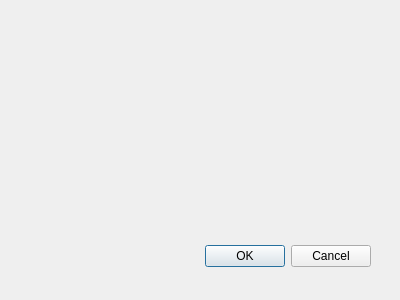
The window that Datasets/inputdatatextfile.ui (arkygeek/DataRanking) describes before a commit, drawn with Qt 5.
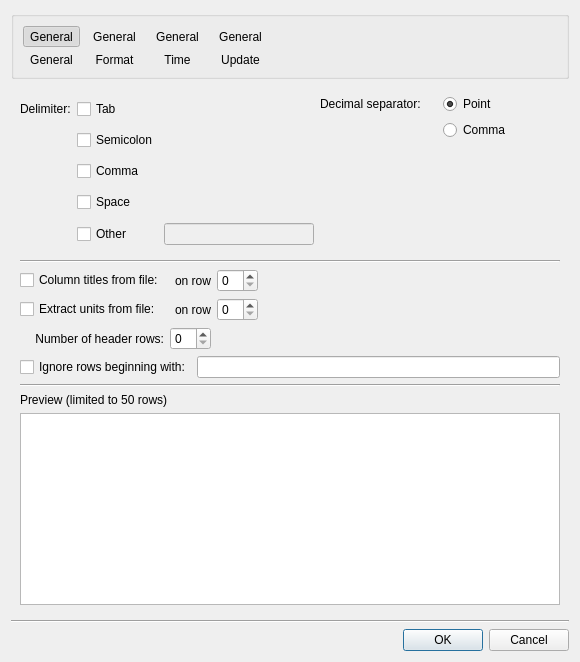
The same window after the commit. The open tabs and pages were chosen to show the change. Icons and pictures are not drawn.

Patch:
```diff
--- a/Datasets/inputdatatextfile.ui
+++ b/Datasets/inputdatatextfile.ui
@@ -8,29 +8,770 @@
    <rect>
     <x>0</x>
     <y>0</y>
-    <width>400</width>
-    <height>300</height>
+    <width>580</width>
+    <height>662</height>
    </rect>
   </property>
   <property name="windowTitle">
    <string>Dialog</string>
   </property>
-  <widget class="QDialogButtonBox" name="buttonBox">
-   <property name="geometry">
-    <rect>
-     <x>30</x>
-     <y>240</y>
-     <width>341</width>
-     <height>32</height>
-    </rect>
-   </property>
-   <property name="orientation">
-    <enum>Qt::Horizontal</enum>
-   </property>
-   <property name="standardButtons">
-    <set>QDialogButtonBox::Cancel|QDialogButtonBox::Ok</set>
-   </property>
-  </widget>
+  <layout class="QGridLayout" name="gridLayout_3">
+   <item row="0" column="0">
+    <widget class="QGroupBox" name="groupBox">
+     <property name="title">
+      <string/>
+     </property>
+     <layout class="QGridLayout" name="gridLayout_4">
+      <item row="0" column="1">
+       <widget class="QToolButton" name="toolButtonFormat">
+        <property name="text">
+         <string>General</string>
+        </property>
+        <property name="icon">
+         <iconset resource="Resources.qrc">
+          <normaloff>:/folder-pencil.png</normaloff>:/folder-pencil.png</iconset>
+        </property>
+        <property name="iconSize">
+         <size>
+          <width>40</width>
+          <height>40</height>
+         </size>
+        </property>
+        <property name="checkable">
+         <bool>true</bool>
+        </property>
+        <property name="checked">
+         <bool>false</bool>
+        </property>
+        <property name="autoExclusive">
+         <bool>true</bool>
+        </property>
+        <property name="autoRaise">
+         <bool>true</bool>
+        </property>
+       </widget>
+      </item>
+      <item row="0" column="4">
+       <spacer name="horizontalSpacer">
+        <property name="orientation">
+         <enum>Qt::Horizontal</enum>
+        </property>
+        <property name="sizeHint" stdset="0">
+         <size>
+          <width>289</width>
+          <height>20</height>
+         </size>
+        </property>
+       </spacer>
+      </item>
+      <item row="1" column="3">
+       <widget class="QLabel" name="lblUpdate">
+        <property name="text">
+         <string>Update</string>
+        </property>
+        <property name="alignment">
+         <set>Qt::AlignCenter</set>
+        </property>
+        <property name="buddy">
+         <cstring>toolButtonUpdate</cstring>
+        </property>
+       </widget>
+      </item>
+      <item row="1" column="1">
+       <widget class="QLabel" name="lblFormat">
+        <property name="text">
+         <string>Format</string>
+        </property>
+        <property name="alignment">
+         <set>Qt::AlignCenter</set>
+        </property>
+        <property name="buddy">
+         <cstring>toolButtonFormat</cstring>
+        </property>
+       </widget>
+      </item>
+      <item row="1" column="0">
+       <widget class="QLabel" name="lblGeneral">
+        <property name="text">
+         <string>General</string>
+        </property>
+        <property name="alignment">
+         <set>Qt::AlignCenter</set>
+        </property>
+        <property name="buddy">
+         <cstring>toolButtonGeneral</cstring>
+        </property>
+       </widget>
+      </item>
+      <item row="0" column="0">
+       <widget class="QToolButton" name="toolButtonGeneral">
+        <property name="text">
+         <string>General</string>
+        </property>
+        <property name="icon">
+         <iconset resource="Resources.qrc">
+          <normaloff>:/folder-open.png</normaloff>:/folder-open.png</iconset>
+        </property>
+        <property name="iconSize">
+         <size>
+          <width>40</width>
+          <height>40</height>
+         </size>
+        </property>
+        <property name="checkable">
+         <bool>true</bool>
+        </property>
+        <property name="checked">
+         <bool>true</bool>
+        </property>
+        <property name="autoExclusive">
+         <bool>true</bool>
+        </property>
+        <property name="autoRaise">
+         <bool>true</bool>
+        </property>
+       </widget>
+      </item>
+      <item row="1" column="2">
+       <widget class="QLabel" name="lblTime">
+        <property name="text">
+         <string>Time</string>
+        </property>
+        <property name="alignment">
+         <set>Qt::AlignCenter</set>
+        </property>
+        <property name="buddy">
+         <cstring>toolButtonTime</cstring>
+        </property>
+       </widget>
+      </item>
+      <item row="0" column="2">
+       <widget class="QToolButton" name="toolButtonTime">
+        <property name="text">
+         <string>General</string>
+        </property>
+        <property name="icon">
+         <iconset resource="Resources.qrc">
+          <normaloff>:/time2Blue.png</normaloff>:/time2Blue.png</iconset>
+        </property>
+        <property name="iconSize">
+         <size>
+          <width>40</width>
+          <height>40</height>
+         </size>
+        </property>
+        <property name="checkable">
+         <bool>true</bool>
+        </property>
+        <property name="checked">
+         <bool>false</bool>
+        </property>
+        <property name="autoExclusive">
+         <bool>true</bool>
+        </property>
+        <property name="autoRaise">
+         <bool>true</bool>
+        </property>
+       </widget>
+      </item>
+      <item row="0" column="3">
+       <widget class="QToolButton" name="toolButtonUpdate">
+        <property name="text">
+         <string>General</string>
+        </property>
+        <property name="icon">
+         <iconset resource="Resources.qrc">
+          <normaloff>:/Update.png</normaloff>:/Update.png</iconset>
+        </property>
+        <property name="iconSize">
+         <size>
+          <width>40</width>
+          <height>40</height>
+         </size>
+        </property>
+        <property name="checkable">
+         <bool>true</bool>
+        </property>
+        <property name="checked">
+         <bool>false</bool>
+        </property>
+        <property name="autoExclusive">
+         <bool>true</bool>
+        </property>
+        <property name="autoRaise">
+         <bool>true</bool>
+        </property>
+       </widget>
+      </item>
+     </layout>
+    </widget>
+   </item>
+   <item row="1" column="0">
+    <widget class="QStackedWidget" name="stackedWidget">
+     <property name="currentIndex">
+      <number>0</number>
+     </property>
+     <widget class="QWidget" name="pageGeneral">
+      <layout class="QGridLayout" name="gridLayout_6">
+       <item row="0" column="0">
+        <widget class="QLabel" name="lblGeneralName">
+         <property name="text">
+          <string>Name:</string>
+         </property>
+        </widget>
+       </item>
+       <item row="1" column="0">
+        <widget class="QLabel" name="lblGeneralFile">
+         <property name="text">
+          <string>File:</string>
+         </property>
+        </widget>
+       </item>
+       <item row="1" column="1">
+        <widget class="QLineEdit" name="ledGeneralFile">
+         <property name="text">
+          <string/>
+         </property>
+        </widget>
+       </item>
+       <item row="5" column="0" colspan="2">
+        <widget class="QLabel" name="lblGeneralPreview">
+         <property name="text">
+          <string>Preview (limited to 50 rows)</string>
+         </property>
+        </widget>
+       </item>
+       <item row="1" column="2">
+        <widget class="QPushButton" name="pbGeneralSelectFile">
+         <property name="text">
+          <string>Select File</string>
+         </property>
+        </widget>
+       </item>
+       <item row="0" column="1" colspan="2">
+        <widget class="QLineEdit" name="ledGeneralName"/>
+       </item>
+       <item row="6" column="0" colspan="3">
+        <widget class="QTableWidget" name="tblwidGeneral"/>
+       </item>
+       <item row="3" column="0" colspan="3">
+        <widget class="QCheckBox" name="chkbxSkipInvalidData">
+         <property name="text">
+          <string>Skip lines containing invalid data</string>
+         </property>
+         <property name="checked">
+          <bool>true</bool>
+         </property>
+        </widget>
+       </item>
+       <item row="2" column="1" colspan="2">
+        <widget class="Line" name="hlineGeneralTop">
+         <property name="orientation">
+          <enum>Qt::Horizontal</enum>
+         </property>
+        </widget>
+       </item>
+       <item row="4" column="0" colspan="3">
+        <widget class="Line" name="hlineGeneralBottom">
+         <property name="orientation">
+          <enum>Qt::Horizontal</enum>
+         </property>
+        </widget>
+       </item>
+      </layout>
+     </widget>
+     <widget class="QWidget" name="pageFormat">
+      <layout class="QGridLayout" name="gridLayout_2">
+       <item row="0" column="0" rowspan="2" colspan="2">
+        <layout class="QGridLayout" name="gridLayoutFormatDelimiter">
+         <item row="0" column="0">
+          <widget class="QLabel" name="lblFormatDelimiter">
+           <property name="text">
+            <string>Delimiter:</string>
+           </property>
+          </widget>
+         </item>
+         <item row="0" column="1">
+          <widget class="QCheckBox" name="chkbxFormatTab">
+           <property name="text">
+            <string>Tab</string>
+           </property>
+           <property name="autoExclusive">
+            <bool>true</bool>
+           </property>
+          </widget>
+         </item>
+         <item row="1" column="1">
+          <widget class="QCheckBox" name="chkbxFormatSemicolon">
+           <property name="text">
+            <string>Semicolon</string>
+           </property>
+           <property name="autoExclusive">
+            <bool>true</bool>
+           </property>
+          </widget>
+         </item>
+         <item row="2" column="1">
+          <widget class="QCheckBox" name="chkbxFormatComma">
+           <property name="text">
+            <string>Comma</string>
+           </property>
+           <property name="checked">
+            <bool>true</bool>
+           </property>
+           <property name="autoExclusive">
+            <bool>true</bool>
+           </property>
+          </widget>
+         </item>
+         <item row="3" column="1">
+          <widget class="QCheckBox" name="chkboxFormatSpace">
+           <property name="text">
+            <string>Space</string>
+           </property>
+           <property name="autoExclusive">
+            <bool>true</bool>
+           </property>
+          </widget>
+         </item>
+         <item row="4" column="1">
+          <widget class="QCheckBox" name="chkbxFormatOther">
+           <property name="text">
+            <string>Other</string>
+           </property>
+           <property name="autoExclusive">
+            <bool>true</bool>
+           </property>
+          </widget>
+         </item>
+         <item row="4" column="2">
+          <widget class="QLineEdit" name="ledFormatOther">
+           <property name="enabled">
+            <bool>false</bool>
+           </property>
+          </widget>
+         </item>
+        </layout>
+       </item>
+       <item row="0" column="2" colspan="2">
+        <layout class="QGridLayout" name="gridLayoutFormatDecimalSeparator">
+         <item row="0" column="0">
+          <widget class="QLabel" name="lblFormatDecimalSeparator">
+           <property name="text">
+            <string>Decimal separator: </string>
+           </property>
+          </widget>
+         </item>
+         <item row="0" column="1">
+          <widget class="QRadioButton" name="rbFormatPoint">
+           <property name="text">
+            <string>Point</string>
+           </property>
+           <property name="checked">
+            <bool>true</bool>
+           </property>
+           <property name="autoExclusive">
+            <bool>true</bool>
+           </property>
+          </widget>
+         </item>
+         <item row="1" column="1">
+          <widget class="QRadioButton" name="rbFormatComma">
+           <property name="text">
+            <string>Comma</string>
+           </property>
+           <property name="autoExclusive">
+            <bool>true</bool>
+           </property>
+          </widget>
+         </item>
+        </layout>
+       </item>
+       <item row="1" column="3">
+        <spacer name="verticalSpacerFormat">
+         <property name="orientation">
+          <enum>Qt::Vertical</enum>
+         </property>
+         <property name="sizeHint" stdset="0">
+          <size>
+           <width>20</width>
+           <height>40</height>
+          </size>
+         </property>
+        </spacer>
+       </item>
+       <item row="2" column="0" colspan="4">
+        <widget class="Line" name="hlineFormatTop">
+         <property name="orientation">
+          <enum>Qt::Horizontal</enum>
+         </property>
+        </widget>
+       </item>
+       <item row="4" column="0">
+        <widget class="QCheckBox" name="checkBox_8">
+         <property name="layoutDirection">
+          <enum>Qt::LeftToRight</enum>
+         </property>
+         <property name="text">
+          <string>Ignore rows beginning with:</string>
+         </property>
+        </widget>
+       </item>
+       <item row="5" column="0" colspan="4">
+        <widget class="Line" name="hlineFormatBottom">
+         <property name="orientation">
+          <enum>Qt::Horizontal</enum>
+         </property>
+        </widget>
+       </item>
+       <item row="6" column="0">
+        <widget class="QLabel" name="lblFormatPreview">
+         <property name="text">
+          <string>Preview (limited to 50 rows)</string>
+         </property>
+        </widget>
+       </item>
+       <item row="7" column="0" colspan="4">
+        <widget class="QTableWidget" name="tableWidgetFormat"/>
+       </item>
+       <item row="3" column="0" colspan="4">
+        <layout class="QGridLayout" name="gridLayout">
+         <item row="0" column="0">
+          <widget class="QCheckBox" name="checkBox_6">
+           <property name="sizePolicy">
+            <sizepolicy hsizetype="Minimum" vsizetype="Fixed">
+             <horstretch>0</horstretch>
+             <verstretch>0</verstretch>
+            </sizepolicy>
+           </property>
+           <property name="layoutDirection">
+            <enum>Qt::LeftToRight</enum>
+           </property>
+           <property name="text">
+            <string>Column titles from file:</string>
+           </property>
+          </widget>
+         </item>
+         <item row="0" column="1">
+          <widget class="QLabel" name="lblOnRowColumns">
+           <property name="sizePolicy">
+            <sizepolicy hsizetype="Preferred" vsizetype="Preferred">
+             <horstretch>0</horstretch>
+             <verstretch>0</verstretch>
+            </sizepolicy>
+           </property>
+           <property name="layoutDirection">
+            <enum>Qt::LeftToRight</enum>
+           </property>
+           <property name="text">
+            <string>on row</string>
+           </property>
+           <property name="alignment">
+            <set>Qt::AlignRight|Qt::AlignTrailing|Qt::AlignVCenter</set>
+           </property>
+          </widget>
+         </item>
+         <item row="0" column="2">
+          <widget class="QSpinBox" name="sbColumnTitlesRow"/>
+         </item>
+         <item row="0" column="3">
+          <spacer name="horizontalSpacer_2">
+           <property name="orientation">
+            <enum>Qt::Horizontal</enum>
+           </property>
+           <property name="sizeHint" stdset="0">
+            <size>
+             <width>40</width>
+             <height>20</height>
+            </size>
+           </property>
+          </spacer>
+         </item>
+         <item row="1" column="0">
+          <widget class="QCheckBox" name="checkBox_7">
+           <property name="layoutDirection">
+            <enum>Qt::LeftToRight</enum>
+           </property>
+           <property name="text">
+            <string>Extract units from file:</string>
+           </property>
+          </widget>
+         </item>
+         <item row="1" column="1">
+          <widget class="QLabel" name="lblOnRowExtractUnits">
+           <property name="sizePolicy">
+            <sizepolicy hsizetype="Preferred" vsizetype="Preferred">
+             <horstretch>0</horstretch>
+             <verstretch>0</verstretch>
+            </sizepolicy>
+           </property>
+           <property name="text">
+            <string>on row</string>
+           </property>
+           <property name="alignment">
+            <set>Qt::AlignRight|Qt::AlignTrailing|Qt::AlignVCenter</set>
+           </property>
+          </widget>
+         </item>
+         <item row="1" column="2">
+          <widget class="QSpinBox" name="sbFormatUnitsRow"/>
+         </item>
+         <item row="2" column="0">
+          <widget class="QLabel" name="label_5">
+           <property name="text">
+            <string>Number of header rows:</string>
+           </property>
+           <property name="alignment">
+            <set>Qt::AlignRight|Qt::AlignTrailing|Qt::AlignVCenter</set>
+           </property>
+          </widget>
+         </item>
+         <item row="2" column="1">
+          <widget class="QSpinBox" name="sbHeaderRows"/>
+         </item>
+        </layout>
+       </item>
+       <item row="4" column="1" colspan="3">
+        <widget class="QLineEdit" name="ledFormatIgnoreRows"/>
+       </item>
+      </layout>
+     </widget>
+     <widget class="QWidget" name="pageTime">
+      <layout class="QGridLayout" name="gridLayout_7">
+       <item row="8" column="0" colspan="2">
+        <widget class="QLabel" name="label_19">
+         <property name="text">
+          <string>Preview (limited to 50 rows)</string>
+         </property>
+        </widget>
+       </item>
+       <item row="9" column="0" colspan="2">
+        <widget class="QTableWidget" name="tableWidget_3"/>
+       </item>
+       <item row="6" column="0" colspan="2">
+        <layout class="QHBoxLayout" name="horizontalLayout_6">
+         <item>
+          <widget class="QLabel" name="label_18">
+           <property name="text">
+            <string>Corresponding decimal time:</string>
+           </property>
+          </widget>
+         </item>
+         <item>
+          <widget class="QLineEdit" name="lineEdit_9">
+           <property name="text">
+            <string>0</string>
+           </property>
+          </widget>
+         </item>
+         <item>
+          <widget class="QComboBox" name="comboBox_2">
+           <item>
+            <property name="text">
+             <string>s</string>
+            </property>
+           </item>
+          </widget>
+         </item>
+        </layout>
+       </item>
+       <item row="0" column="0" colspan="2">
+        <layout class="QHBoxLayout" name="horizontalLayout_5">
+         <item>
+          <widget class="QCheckBox" name="checkBox_10">
+           <property name="text">
+            <string>Independent column</string>
+           </property>
+          </widget>
+         </item>
+         <item>
+          <widget class="QComboBox" name="comboBox">
+           <item>
+            <property name="text">
+             <string>Time</string>
+            </property>
+           </item>
+          </widget>
+         </item>
+        </layout>
+       </item>
+       <item row="5" column="0" colspan="2">
+        <layout class="QHBoxLayout" name="horizontalLayout">
+         <item>
+          <widget class="QCheckBox" name="checkBox_14">
+           <property name="text">
+            <string>Exclude before:</string>
+           </property>
+          </widget>
+         </item>
+         <item>
+          <widget class="QLineEdit" name="lineEdit_8">
+           <property name="text">
+            <string>0</string>
+           </property>
+          </widget>
+         </item>
+        </layout>
+       </item>
+       <item row="4" column="0" colspan="2">
+        <layout class="QHBoxLayout" name="horizontalLayout_2">
+         <item>
+          <widget class="QCheckBox" name="checkBox_13">
+           <property name="text">
+            <string>Exclude before:</string>
+           </property>
+          </widget>
+         </item>
+         <item>
+          <widget class="QLineEdit" name="lineEdit_7">
+           <property name="text">
+            <string>0</string>
+           </property>
+          </widget>
+         </item>
+        </layout>
+       </item>
+       <item row="3" column="0" colspan="2">
+        <layout class="QHBoxLayout" name="horizontalLayout_3">
+         <item>
+          <widget class="QCheckBox" name="checkBox_12">
+           <property name="text">
+            <string>Time in column:</string>
+           </property>
+          </widget>
+         </item>
+         <item>
+          <widget class="QSpinBox" name="spinBox_5"/>
+         </item>
+         <item>
+          <widget class="QLabel" name="label_15">
+           <property name="text">
+            <string>Format:</string>
+           </property>
+          </widget>
+         </item>
+         <item>
+          <widget class="QLineEdit" name="lineEdit_6">
+           <property name="text">
+            <string>hh:mm:ss</string>
+           </property>
+          </widget>
+         </item>
+         <item>
+          <widget class="QLabel" name="label_17">
+           <property name="text">
+            <string>E.g. 10:20:07</string>
+           </property>
+          </widget>
+         </item>
+        </layout>
+       </item>
+       <item row="2" column="0">
+        <layout class="QHBoxLayout" name="horizontalLayout_4">
+         <item>
+          <widget class="QCheckBox" name="checkBox_11">
+           <property name="text">
+            <string>Date in column:</string>
+           </property>
+          </widget>
+         </item>
+         <item>
+          <widget class="QSpinBox" name="spinBox_4"/>
+         </item>
+         <item>
+          <widget class="QLabel" name="label_14">
+           <property name="text">
+            <string>Format:</string>
+           </property>
+          </widget>
+         </item>
+         <item>
+          <widget class="QLineEdit" name="lineEdit_5">
+           <property name="text">
+            <string>dd/MM/yyyy</string>
+           </property>
+          </widget>
+         </item>
+         <item>
+          <widget class="QLabel" name="label_16">
+           <property name="text">
+            <string>E.g. 25/03/2011</string>
+           </property>
+          </widget>
+         </item>
+        </layout>
+       </item>
+       <item row="2" column="1">
+        <widget class="Line" name="line_6">
+         <property name="orientation">
+          <enum>Qt::Horizontal</enum>
+         </property>
+        </widget>
+       </item>
+       <item row="7" column="0" colspan="2">
+        <widget class="Line" name="line_7">
+         <property name="orientation">
+          <enum>Qt::Horizontal</enum>
+         </property>
+        </widget>
+       </item>
+       <item row="1" column="0" colspan="2">
+        <widget class="Line" name="line_8">
+         <property name="orientation">
+          <enum>Qt::Horizontal</enum>
+         </property>
+        </widget>
+       </item>
+      </layout>
+     </widget>
+     <widget class="QWidget" name="pageUpdate">
+      <layout class="QGridLayout" name="gridLayout_8">
+       <item row="0" column="0">
+        <widget class="QCheckBox" name="checkBox_15">
+         <property name="text">
+          <string>Auto load new data</string>
+         </property>
+        </widget>
+       </item>
+       <item row="1" column="0">
+        <widget class="Line" name="line_9">
+         <property name="orientation">
+          <enum>Qt::Horizontal</enum>
+         </property>
+        </widget>
+       </item>
+       <item row="2" column="0">
+        <widget class="QLabel" name="label_20">
+         <property name="text">
+          <string>Preview (limited to 50 rows)</string>
+         </property>
+        </widget>
+       </item>
+       <item row="3" column="0">
+        <widget class="QTableWidget" name="tableWidget_4"/>
+       </item>
+      </layout>
+     </widget>
+    </widget>
+   </item>
+   <item row="2" column="0">
+    <widget class="Line" name="hline">
+     <property name="orientation">
+      <enum>Qt::Horizontal</enum>
+     </property>
+    </widget>
+   </item>
+   <item row="4" column="0">
+    <widget class="QDialogButtonBox" name="buttonBox">
+     <property name="orientation">
+      <enum>Qt::Horizontal</enum>
+     </property>
+     <property name="standardButtons">
+      <set>QDialogButtonBox::Cancel|QDialogButtonBox::Ok</set>
+     </property>
+    </widget>
+   </item>
+  </layout>
  </widget>
  <pixmapfunction/>
  <resources/>
```
Left out of the diff: 41 changed lines with no effect on the pictures.
